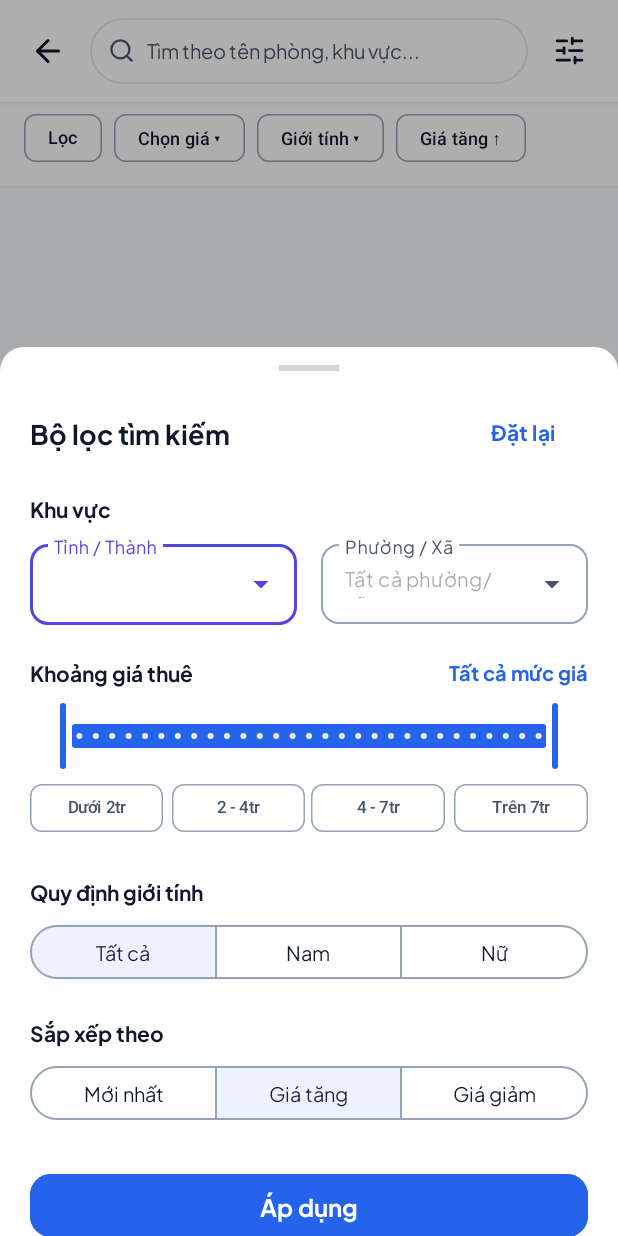
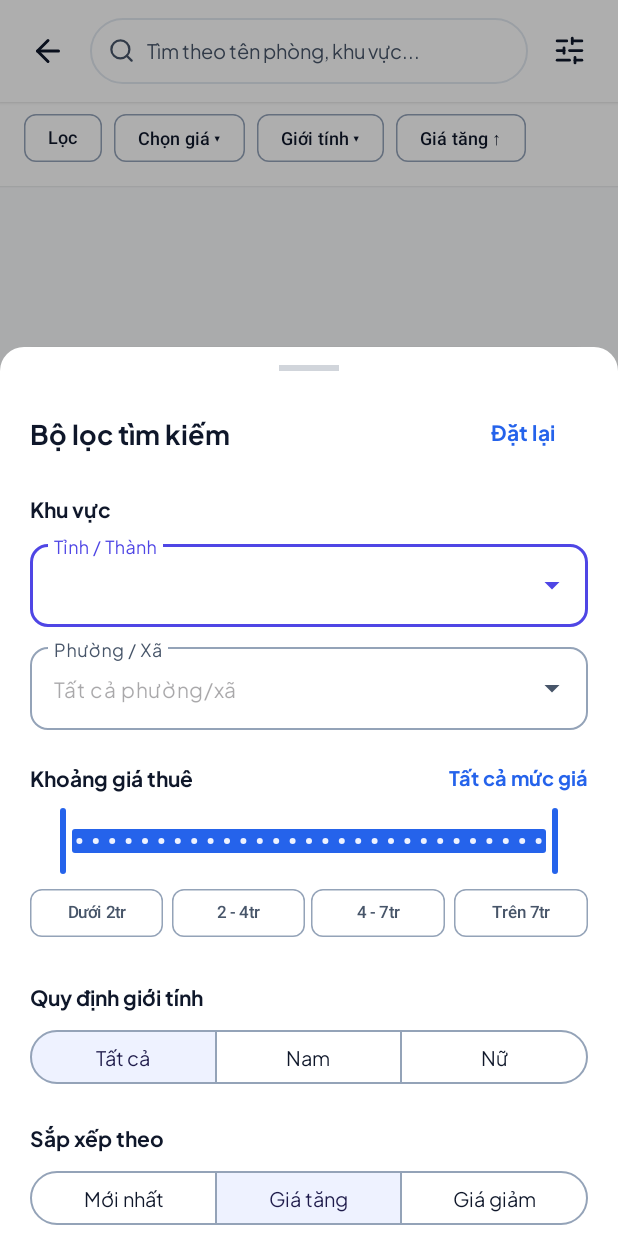
Before and after one commit to pbl6-home-renter/mobile, an Android app: the fragment FilterBottomSheetDialogFragment placed in its activity, on a phone screen of 412 x 824 dp. Run offline under Robolectric (Android 15) with nearby library versions, the phone set to English and light mode, and no system bars; pictures from the network do not load; 2 statements that could not run were skipped.

Commit message:
fix(tenant): add local administrative fallback snapshot and fix dropdown layout clipping

```diff
--- a/app-tenant/src/main/java/com/rentify/app/tenant/ui/search/FilterBottomSheetDialogFragment.kt
+++ b/app-tenant/src/main/java/com/rentify/app/tenant/ui/search/FilterBottomSheetDialogFragment.kt
@@ -77,6 +77,7 @@ class FilterBottomSheetDialogFragment : BottomSheetDialogFragment() {
                 val province = provincesList.getOrNull(position - 1) ?: return@setOnItemClickListener
                 selectedProvinceCode = province.code
                 binding.actvWard.isEnabled = true
+                binding.actvWard.setText("Tất cả phường/xã", false)
                 loadWards(province.code, restoreWard = null)
             }
         }
--- a/app-tenant/src/main/res/layout/bottom_sheet_room_filter.xml
+++ b/app-tenant/src/main/res/layout/bottom_sheet_room_filter.xml
@@ -69,15 +69,14 @@
             android:layout_width="match_parent"
             android:layout_height="wrap_content"
             android:layout_marginTop="@dimen/spacing_sm"
-            android:orientation="horizontal">
+            android:orientation="vertical">
 
             <!-- Province Dropdown -->
             <com.google.android.material.textfield.TextInputLayout
                 style="@style/Widget.Material3.TextInputLayout.OutlinedBox.ExposedDropdownMenu"
-                android:layout_width="0dp"
+                android:layout_width="match_parent"
                 android:layout_height="wrap_content"
-                android:layout_marginEnd="@dimen/spacing_sm"
-                android:layout_weight="1"
+                android:layout_marginBottom="@dimen/spacing_sm"
                 app:boxCornerRadiusBottomEnd="12dp"
                 app:boxCornerRadiusBottomStart="12dp"
                 app:boxCornerRadiusTopEnd="12dp"
@@ -91,17 +90,17 @@
                     android:fontFamily="@font/plus_jakarta_sans"
                     android:hint="Tỉnh / Thành"
                     android:inputType="none"
+                    android:lines="1"
                     android:maxLines="1"
-                    android:textSize="13sp" />
+                    android:singleLine="true"
+                    android:textSize="14sp" />
             </com.google.android.material.textfield.TextInputLayout>
 
             <!-- Ward Dropdown -->
             <com.google.android.material.textfield.TextInputLayout
                 style="@style/Widget.Material3.TextInputLayout.OutlinedBox.ExposedDropdownMenu"
-                android:layout_width="0dp"
+                android:layout_width="match_parent"
                 android:layout_height="wrap_content"
-                android:layout_marginStart="@dimen/spacing_sm"
-                android:layout_weight="1"
                 app:boxCornerRadiusBottomEnd="12dp"
                 app:boxCornerRadiusBottomStart="12dp"
                 app:boxCornerRadiusTopEnd="12dp"
@@ -115,8 +114,10 @@
                     android:fontFamily="@font/plus_jakarta_sans"
                     android:hint="Phường / Xã"
                     android:inputType="none"
+                    android:lines="1"
                     android:maxLines="1"
-                    android:textSize="13sp" />
+                    android:singleLine="true"
+                    android:textSize="14sp" />
             </com.google.android.material.textfield.TextInputLayout>
         </LinearLayout>
 
--- a/core-data/src/main/java/com/rentify/app/core/data/repository/administrative/AdministrativeUnitsRepositoryImpl.kt
+++ b/core-data/src/main/java/com/rentify/app/core/data/repository/administrative/AdministrativeUnitsRepositoryImpl.kt
@@ -16,6 +16,100 @@ class AdministrativeUnitsRepositoryImpl(
         @Volatile
         private var cachedProvinces: ApiListResponse<AdministrativeProvinceDto>? = null
         private val cachedWards = ConcurrentHashMap<String, ApiListResponse<AdministrativeWardDto>>()
+
+        // Standard snapshot conforming to provinces.open-api.vn / backend spec
+        // Used as fallback when APIDog mock server has not mocked /administrative-units (HTTP 404) or offline
+        private val FALLBACK_PROVINCES = listOf(
+            AdministrativeProvinceDto(code = "01", name = "Thành phố Hà Nội", divisionType = "thành phố trung ương"),
+            AdministrativeProvinceDto(code = "79", name = "Thành phố Hồ Chí Minh", divisionType = "thành phố trung ương"),
+            AdministrativeProvinceDto(code = "48", name = "Thành phố Đà Nẵng", divisionType = "thành phố trung ương"),
+            AdministrativeProvinceDto(code = "92", name = "Thành phố Cần Thơ", divisionType = "thành phố trung ương"),
+            AdministrativeProvinceDto(code = "31", name = "Thành phố Hải Phòng", divisionType = "thành phố trung ương"),
+            AdministrativeProvinceDto(code = "74", name = "Tỉnh Bình Dương", divisionType = "tỉnh"),
+            AdministrativeProvinceDto(code = "75", name = "Tỉnh Đồng Nai", divisionType = "tỉnh"),
+            AdministrativeProvinceDto(code = "46", name = "Tỉnh Thừa Thiên Huế", divisionType = "tỉnh"),
+            AdministrativeProvinceDto(code = "49", name = "Tỉnh Quảng Nam", divisionType = "tỉnh"),
+            AdministrativeProvinceDto(code = "68", name = "Tỉnh Lâm Đồng", divisionType = "tỉnh"),
+            AdministrativeProvinceDto(code = "56", name = "Tỉnh Khánh Hòa", divisionType = "tỉnh"),
+            AdministrativeProvinceDto(code = "77", name = "Tỉnh Bà Rịa - Vũng Tàu", divisionType = "tỉnh")
+        )
+
+        private val FALLBACK_WARDS: Map<String, List<AdministrativeWardDto>> = mapOf(
+            // Đà Nẵng (48)
+            "48" to listOf(
+                "04900" to "Phường Hải Châu I",
+                "04901" to "Phường Hải Châu II",
+                "04902" to "Phường Thạch Thang",
+                "04903" to "Phường Thanh Bình",
+                "04904" to "Phường Thuận Phước",
+                "04905" to "Phường Hòa Cường Bắc",
+                "04906" to "Phường Hòa Cường Nam",
+                "04907" to "Phường Hòa Thuận Đông",
+                "04908" to "Phường Hòa Thuận Tây",
+                "04909" to "Phường Nam Dương",
+                "04910" to "Phường Phước Ninh",
+                "04911" to "Phường Bình Thuận",
+                "04912" to "Phường Bình Hiên",
+                "04913" to "Phường An Hải Bắc",
+                "04914" to "Phường An Hải Tây",
+                "04915" to "Phường Mỹ An",
+                "04916" to "Phường Khuê Mỹ",
+                "04917" to "Phường Hòa Khánh Bắc",
+                "04918" to "Phường Hòa Khánh Nam",
+                "04919" to "Phường Hòa Minh"
+            ).map { AdministrativeWardDto(code = it.first, provinceCode = "48", name = it.second, divisionType = "phường") },
+
+            // Hà Nội (01)
+            "01" to listOf(
+                "00004" to "Phường Ba Đình",
+                "00005" to "Phường Bách Khoa",
+                "00006" to "Phường Đồng Tâm",
+                "00007" to "Phường Lê Đại Hành",
+                "00008" to "Phường Cầu Giấy",
+                "00009" to "Phường Dịch Vọng",
+                "00010" to "Phường Dịch Vọng Hậu",
+                "00011" to "Phường Quan Hoa",
+                "00012" to "Phường Trung Hòa",
+                "00013" to "Phường Láng Thượng",
+                "00014" to "Phường Láng Hạ",
+                "00015" to "Phường Ô Chợ Dừa",
+                "00016" to "Phường Hàng Bạc",
+                "00017" to "Phường Tràng Tiền"
+            ).map { AdministrativeWardDto(code = it.first, provinceCode = "01", name = it.second, divisionType = "phường") },
+
+            // TP. Hồ Chí Minh (79)
+            "79" to listOf(
+                "26734" to "Phường Bến Nghé",
+                "26737" to "Phường Bến Thành",
+                "26740" to "Phường Đa Kao",
+                "26743" to "Phường Tân Định",
+                "26746" to "Phường Cầu Ông Lãnh",
+                "26749" to "Phường Thảo Điền",
+                "26752" to "Phường An Phú",
+                "26755" to "Phường Linh Trung",
+                "26758" to "Phường Linh Chiểu",
+                "26761" to "Phường Tân Phong",
+                "26764" to "Phường Phú Mỹ"
+            ).map { AdministrativeWardDto(code = it.first, provinceCode = "79", name = it.second, divisionType = "phường") },
+
+            // Cần Thơ (92)
+            "92" to listOf(
+                "31147" to "Phường Cái Khế",
+                "31150" to "Phường An Cư",
+                "31153" to "Phường An Phú",
+                "31156" to "Phường Xuân Khánh",
+                "31159" to "Phường Hưng Lợi"
+            ).map { AdministrativeWardDto(code = it.first, provinceCode = "92", name = it.second, divisionType = "phường") },
+
+            // Hải Phòng (31)
+            "31" to listOf(
+                "11500" to "Phường Hoàng Văn Thụ",
+                "11503" to "Phường Minh Khai",
+                "11506" to "Phường Phan Bội Châu",
+                "11509" to "Phường Máy Tơ",
+                "11512" to "Phường Cầu Đất"
+            ).map { AdministrativeWardDto(code = it.first, provinceCode = "31", name = it.second, divisionType = "phường") }
+        )
     }
 
     override suspend fun getProvinces(forceRefresh: Boolean): NetworkResult<ApiListResponse<AdministrativeProvinceDto>> {
@@ -23,10 +117,19 @@ class AdministrativeUnitsRepositoryImpl(
             cachedProvinces?.let { return NetworkResult.Success(it) }
         }
         val result = safeApiCall { apiService.getProvinces() }
-        if (result is NetworkResult.Success) {
+        return if (result is NetworkResult.Success && !result.data.data.isNullOrEmpty()) {
             cachedProvinces = result.data
+            result
+        } else {
+            val fallbackResponse = ApiListResponse(
+                statusCode = 200,
+                code = "ADMINISTRATIVE_PROVINCES_FETCHED",
+                data = FALLBACK_PROVINCES,
+                pagination = null
+            )
+            cachedProvinces = fallbackResponse
+            NetworkResult.Success(fallbackResponse)
         }
-        return result
     }
 
     override suspend fun getWards(
@@ -37,9 +140,24 @@ class AdministrativeUnitsRepositoryImpl(
             cachedWards[provinceCode]?.let { return NetworkResult.Success(it) }
         }
         val result = safeApiCall { apiService.getWards(provinceCode) }
-        if (result is NetworkResult.Success) {
+        return if (result is NetworkResult.Success && !result.data.data.isNullOrEmpty()) {
             cachedWards[provinceCode] = result.data
+            result
+        } else {
+            val wards = FALLBACK_WARDS[provinceCode] ?: listOf(
+                AdministrativeWardDto(code = "${provinceCode}001", provinceCode = provinceCode, name = "Phường 1", divisionType = "phường"),
+                AdministrativeWardDto(code = "${provinceCode}002", provinceCode = provinceCode, name = "Phường 2", divisionType = "phường"),
+                AdministrativeWardDto(code = "${provinceCode}003", provinceCode = provinceCode, name = "Phường 3", divisionType = "phường"),
+                AdministrativeWardDto(code = "${provinceCode}004", provinceCode = provinceCode, name = "Xã Trung Tâm", divisionType = "xã")
+            )
+            val fallbackResponse = ApiListResponse(
+                statusCode = 200,
+                code = "ADMINISTRATIVE_WARDS_FETCHED",
+                data = wards,
+                pagination = null
+            )
+            cachedWards[provinceCode] = fallbackResponse
+            NetworkResult.Success(fallbackResponse)
         }
-        return result
     }
 }
```
Also changed, not shown: core-data/src/main/java/com/rentify/app/core/data/repository/administrative/AdministrativeUnitsRepository.kt (line endings or trailing spaces).
